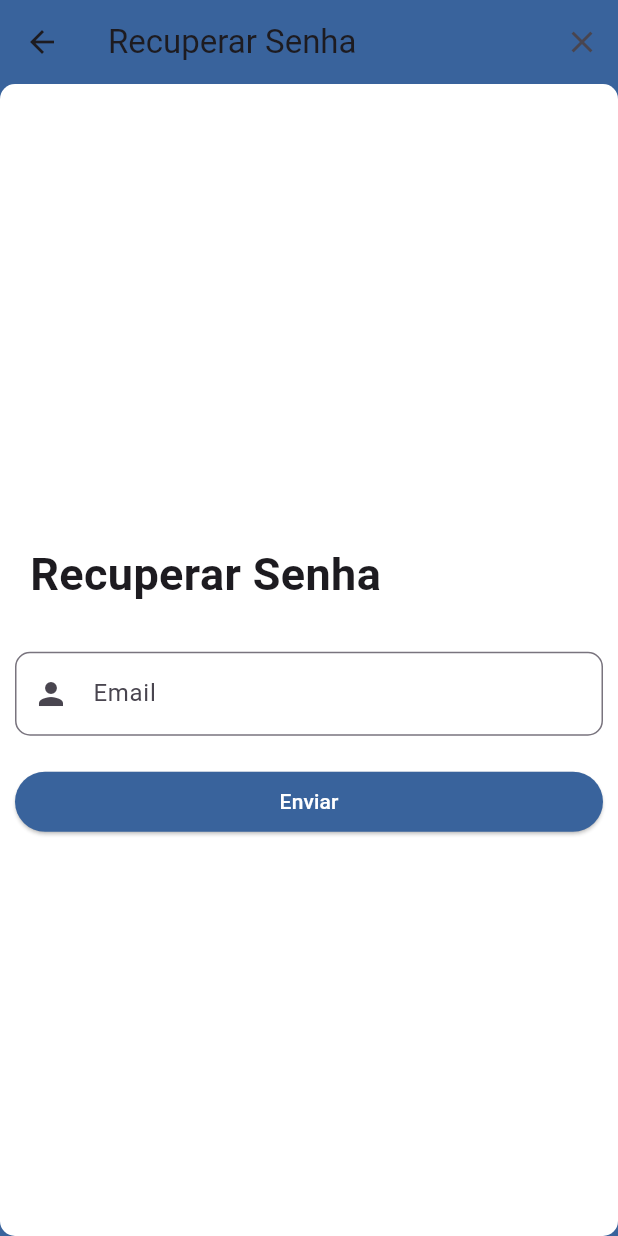
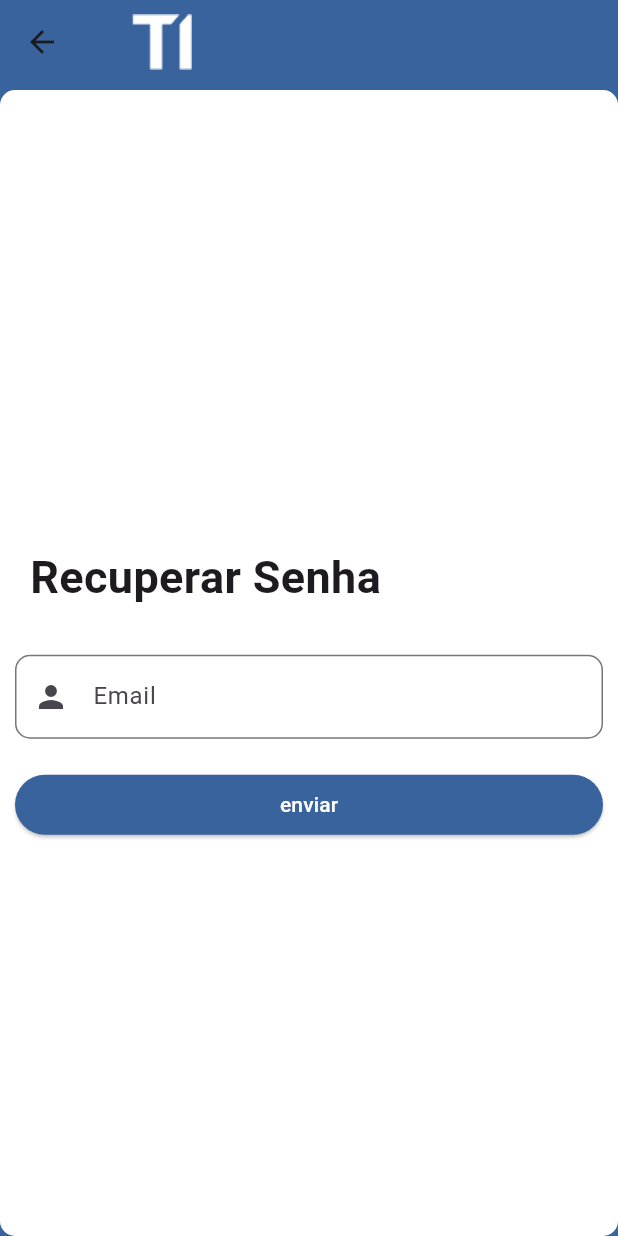
Before and after one commit to pint2024/mobile, a Flutter app: the RecuperarSenha screen opened directly, on a phone screen of 412 x 824 dp. Run offline on Flutter 3.47's test engine with Material 3 defaults, Android fonts, the phone set to English and light mode, and no system bars; our stand-ins replace connectivity_plus, dio, flutter_rating_bar, google_maps_flutter, google_sign_in, image_picker and 6 more; missing offline and left inert: dart:html, flutter_facebook_auth; accounts and stored records are empty.

Commit message:
fix: recuperar_senha
ajustando ultimos detalhes

```diff
--- a/movel_pint/lib/perfil/recuperar_senha.dart
+++ b/movel_pint/lib/perfil/recuperar_senha.dart
@@ -1,7 +1,5 @@
 import 'package:flutter/material.dart';
 import 'package:connectivity_plus/connectivity_plus.dart';
-import 'package:shared_preferences/shared_preferences.dart';
-import 'package:jwt_decoder/jwt_decoder.dart';
 import 'package:movel_pint/backend/api_service.dart';
 
 class RecuperarSenha extends StatefulWidget {
@@ -29,17 +27,23 @@ class _RecuperarSenhaState extends State<RecuperarSenha> {
   @override
   Widget build(BuildContext context) {
     return Scaffold(
-      appBar: AppBar(
-        backgroundColor: const Color.fromRGBO(57, 99, 156, 1.0),
-        title: Text('Recuperar Senha'),
-        actions: [
-          IconButton(
-            icon: Icon(Icons.close),
-            onPressed: () {
-              _showCancelDialog(context);
-            },
+      appBar: PreferredSize(
+        preferredSize: Size.fromHeight(60),
+        child: AppBar(
+          backgroundColor: const Color.fromRGBO(57, 99, 156, 1.0),
+          title: Row(
+            children: [
+              Padding(
+                padding: EdgeInsets.only(left: 16),
+                child: Image.asset(
+                  'assets/Images/logo.png', // Caminho da imagem de TI
+                  width: 40,
+                  height: 40,
+                ),
+              ),
+            ],
           ),
-        ],
+        ),
       ),
       body: Container(
         color: const Color.fromRGBO(57, 99, 156, 1.0),
@@ -110,7 +114,7 @@ class _RecuperarSenhaState extends State<RecuperarSenha> {
                                   AlwaysStoppedAnimation<Color>(Colors.white),
                             )
                           : Text(
-                              'Enviar',
+                              'enviar',
                               style: TextStyle(
                                 color: Colors.white,
                               ),
@@ -140,7 +144,8 @@ class _RecuperarSenhaState extends State<RecuperarSenha> {
         _isLoading = false;
       });
     } else {
-      final response = await ApiService.postData('autenticacao/forgot-password', {'email': email});
+      final response = await ApiService.postData(
+          'autenticacao/forgot-password', {'email': email});
 
       setState(() {
         _isLoading = false;
@@ -151,8 +156,8 @@ class _RecuperarSenhaState extends State<RecuperarSenha> {
           context: context,
           builder: (BuildContext context) {
             return AlertDialog(
-              title: Text('Código de Verificação Enviado'),
-              content: Text(response['data']),
+              title: Text('Enviado'),
+              content: Text('Link de recuperação da palavra-passe foi enviado para o seu e-mail.'),
               actions: <Widget>[
                 TextButton(
                   child: Text('OK'),
@@ -166,7 +171,10 @@ class _RecuperarSenhaState extends State<RecuperarSenha> {
         );
       } else {
         ScaffoldMessenger.of(context).showSnackBar(
-          SnackBar(content: Text(response != null ? response['data'] : 'Erro desconhecido.')),
+          SnackBar(
+              content: Text(response != null
+                  ? response['data']
+                  : 'Erro desconhecido.')),
         );
       }
     }
@@ -178,7 +186,8 @@ class _RecuperarSenhaState extends State<RecuperarSenha> {
       builder: (BuildContext context) {
         return AlertDialog(
           title: Text('Sem Conexão'),
-          content: Text('Por favor, verifique sua conexão com a internet e tente novamente.'),
+          content: Text(
+              'Por favor, verifique sua conexão com a internet e tente novamente.'),
           actions: <Widget>[
             TextButton(
               child: Text('Cancelar'),
@@ -198,31 +207,4 @@ class _RecuperarSenhaState extends State<RecuperarSenha> {
       },
     );
   }
-
-  void _showCancelDialog(BuildContext context) {
-    showDialog(
-      context: context,
-      builder: (BuildContext context) {
-        return AlertDialog(
-          title: Text('Cancelar Recuperação'),
-          content: Text('Tem certeza de que deseja cancelar a recuperação de senha?'),
-          actions: <Widget>[
-            TextButton(
-              child: Text('Não'),
-              onPressed: () {
-                Navigator.of(context).pop();
-              },
-            ),
-            TextButton(
-              child: Text('Sim'),
-              onPressed: () {
-                Navigator.of(context).pop();
-                Navigator.pop(context);
-              },
-            ),
-          ],
-        );
-      },
-    );
-  }
 }
--- a/movel_pint/lib/widgets/bottom_navigation_bar.dart
+++ b/movel_pint/lib/widgets/bottom_navigation_bar.dart
@@ -28,17 +28,17 @@ class _CustomBottomNavigationBarState extends State<CustomBottomNavigationBar> {
         BottomNavigationBarItem(
           icon: Icon(Icons.home),
           label: 'Home',
-          selectedIconTheme: IconThemeData(),
+          //selectedIconTheme: IconThemeData(),
         ),
         BottomNavigationBarItem(
           icon: Icon(Icons.calendar_month),
           label: 'Calendário',
-          selectedIconTheme: IconThemeData(),
+          //selectedIconTheme: IconThemeData(),
         ),
         BottomNavigationBarItem(
           icon: Icon(Ionicons.grid_outline),
           label: 'Forum',
-          selectedIconTheme: IconThemeData(),
+          //selectedIconTheme: IconThemeData(),
         ),
       ],
       currentIndex: widget.selectedIndex,
```
